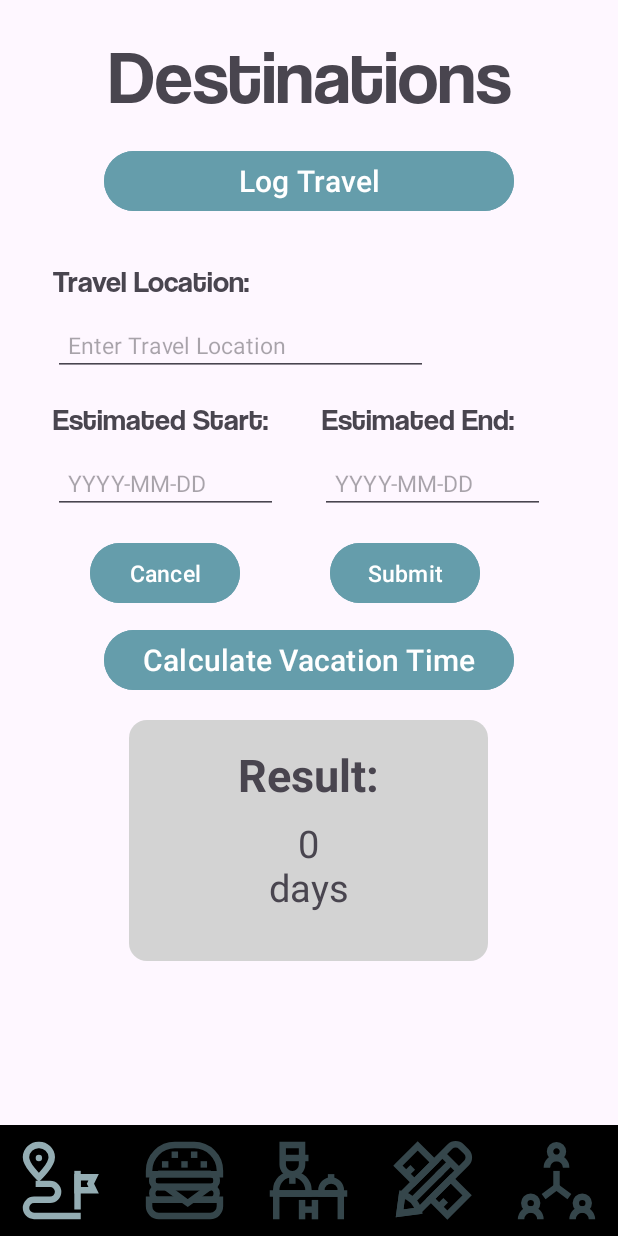
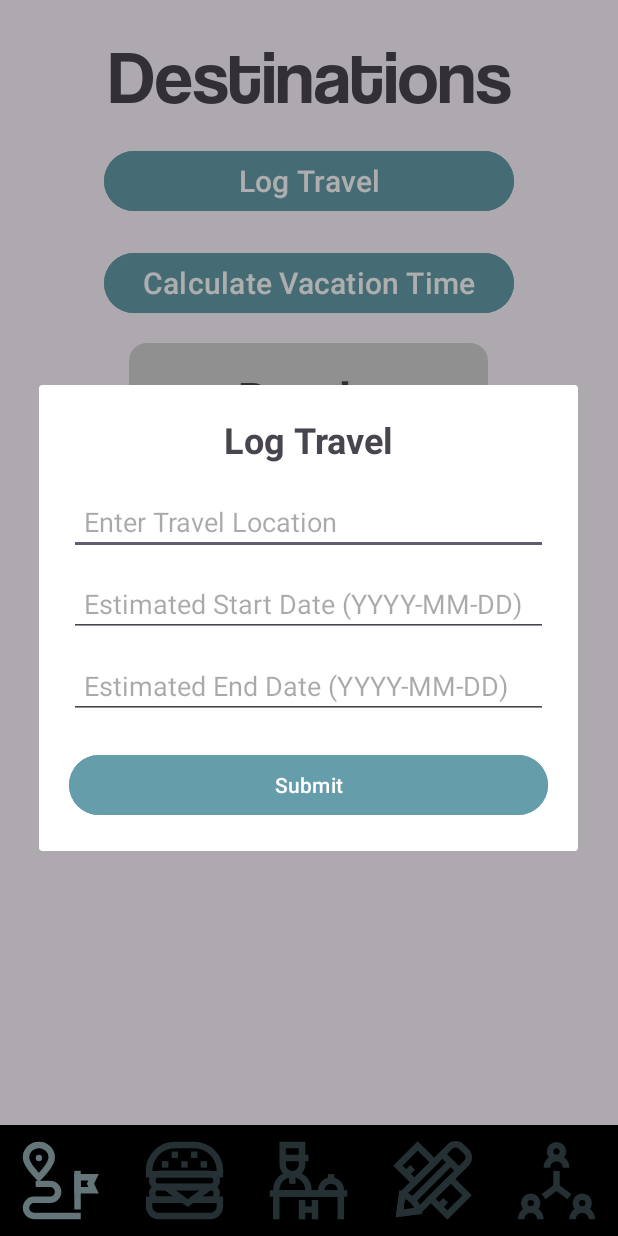
Before and after one commit to sam-i-am012/WanderSync, an Android app: the DestinationsActivity screen opened directly, with no data from a screen before it, after a tap on "Log Travel", on a phone screen of 412 x 824 dp. Run offline under Robolectric (Android 15) with nearby library versions, the phone set to English and light mode, and no system bars; our stand-ins replace Firebase (no records; nobody signed in at launch, a user with empty details on screens opened directly).

Commit message:
log travel button is a pop out dialog now

```diff
--- a/app/build.gradle
+++ b/app/build.gradle
@@ -68,4 +68,8 @@ dependencies {
     androidTestImplementation 'androidx.test:runner:1.5.0' // Test runner
     androidTestImplementation 'androidx.test:rules:1.5.0' // Test rules
     implementation 'com.github.PhilJay:MPAndroidChart:v3.1.0'
+
+    // for date picker
+    implementation 'com.google.android.material:material:1.6.1'
+
 }
--- a/app/src/main/java/com/example/wanderSync/view/DestinationsActivity.java
+++ b/app/src/main/java/com/example/wanderSync/view/DestinationsActivity.java
@@ -3,6 +3,7 @@ package com.example.wanderSync.view;
 import android.annotation.SuppressLint;
 import android.content.Intent;
 import android.os.Bundle;
+import android.view.LayoutInflater;
 import android.view.View;
 import android.widget.Button;
 import android.widget.EditText;
@@ -10,6 +11,7 @@ import android.widget.ImageButton;
 import android.widget.TextView;
 import android.widget.Toast;
 
+import androidx.appcompat.app.AlertDialog;
 import androidx.appcompat.app.AppCompatActivity;
 import androidx.lifecycle.Observer;
 import androidx.lifecycle.ViewModelProvider;
@@ -25,36 +27,27 @@ import com.example.wanderSync.view.dining.DiningEstablishmentsActivity;
 import com.example.wanderSync.view.travelCommunity.TravelCommunityActivity;
 import com.example.wanderSync.viewmodel.DestinationsViewModel;
 import com.example.wandersync.R;
+import com.google.android.material.datepicker.MaterialDatePicker;
 import com.google.firebase.auth.FirebaseAuth;
 import com.google.firebase.auth.FirebaseUser;
 import com.example.wanderSync.model.Result;
 
+import java.text.SimpleDateFormat;
 import java.time.LocalDate;
 import java.time.format.DateTimeFormatter;
 import java.time.temporal.ChronoUnit;
 import java.util.ArrayList;
 import java.util.Arrays;
+import java.util.Date;
+import java.util.Locale;
 
 public class DestinationsActivity extends AppCompatActivity {
-
-    private ImageButton diningEstablishmentsButton;
-    private ImageButton accommodationsButton;
-    private ImageButton logisticsButton;
-    private ImageButton travelCommunityButton;
     private Button calcVacationTimeButton;
+    private EditText durationET;
     private EditText startDateET;
     private EditText endDateET;
-    private EditText durationET;
     private Button calculateButton;
     private Button logTravelButton;
-    private TextView travelLocationTV;
-    private EditText travelLocationET;
-    private TextView estimatedStartTV;
-    private EditText estimatedStartET;
-    private TextView estimatedEndTV;
-    private EditText estimatedEndET;
-    private Button cancelButton;
-    private Button submitButton;
     private View resultLayout;
 
     private RecyclerView recyclerView;
@@ -68,106 +61,135 @@ public class DestinationsActivity extends AppCompatActivity {
     protected void onCreate(Bundle savedInstanceState) {
         super.onCreate(savedInstanceState);
         setContentView(R.layout.activity_destinations);
+
+        initViews(); // helper method to initialize views
+
+        // populate the database and fetch logs
         travelLogManager.prepopulateDatabase();
 
-        initViews();
-        setupRecyclerView();
-        initializeViewModel();
-        setupAuthDependentLogic();
-        observeViewModel();
-        setupTravelLogButtons();
-        setupVacationTimeButtons();
-        navButtonsLogic(); // helper method for navigation buttons
-    }
-
-    private void setupRecyclerView() {
+        // RecyclerView
         recyclerView = findViewById(R.id.recyclerView);
         recyclerView.setLayoutManager(new LinearLayoutManager(this));
-    }
 
-    private void initializeViewModel() {
         viewModel = new ViewModelProvider(this).get(DestinationsViewModel.class);
-        viewModel.loadTripDays();
-    }
 
-    private void setupAuthDependentLogic() {
-        FirebaseUser currentUser = FirebaseAuth.getInstance().getCurrentUser();
-        if (currentUser != null) {
+        // after auth
+        if (FirebaseAuth.getInstance().getCurrentUser() != null) {
             viewModel.fetchTravelLogsForCurrentUser();
             viewModel.fetchLastFiveTravelLogsForCurrentUser();
         }
+
+        // observe things from the view model
+        viewModelObserver(); // helper method to observe all live data from view model
+        viewModel.loadTripDays();
+
+        logTravelButton.setOnClickListener(v -> {
+            logTravelButtonLogic();
+        });
+
+
+        // --------------- calculate vacation time functionality ----------
+        calcVacationTimeButton.setOnClickListener(v -> {
+            if (startDateET.getVisibility() == View.GONE) {
+                // make dialog elements visible
+                for (EditText editText : Arrays.asList(startDateET, endDateET, durationET)) {
+                    editText.setVisibility(View.VISIBLE);
+                }
+                calculateButton.setVisibility(View.VISIBLE);
+            } else {
+                // Hide dialog elements
+                for (EditText editText : Arrays.asList(startDateET, endDateET, durationET)) {
+                    editText.setVisibility(View.GONE);
+                }
+                calculateButton.setVisibility(View.GONE);
+                resultLayout.setVisibility(View.GONE);
+            }
+        });
+
+        calculateButton.setOnClickListener(view -> {
+            // helper method to calculate and give a toast message if there's an error
+            calculateVacationDaysHelper();
+        });
+
+        // logic for navigation buttons
+        navButtonsLogic();
     }
 
-    private void observeViewModel() {
-        viewModelObserver(); // Helper method to observe all LiveData from the ViewModel
+    private void logTravelButtonLogic() {
+        // Inflate dialog layout
+        View dialogView = LayoutInflater.from(this).inflate(R.layout.dialog_log_travel, null);
+
+        // Initialize views
+        EditText travelLocationET = dialogView.findViewById(R.id.dialog_travelLocation);
+        EditText estimatedStartET = dialogView.findViewById(R.id.dialog_startDate);
+        EditText estimatedEndET = dialogView.findViewById(R.id.dialog_endDate);
+        Button submitButton = dialogView.findViewById(R.id.dialog_submitButton);
+
+        // Create AlertDialog
+        AlertDialog logTravelDialog = new AlertDialog.Builder(this)
+                .setView(dialogView)
+                .setCancelable(true)
+                .create();
+
+        // Submit button logic
+        submitButton.setOnClickListener(submitView -> {
+            // Create a new TravelLog object and validate it before adding
+            FirebaseUser user = FirebaseAuth.getInstance().getCurrentUser();
+            if (user == null) {
+                return;
             }
-
-    private void setupTravelLogButtons() {
-        logTravelButton.setOnClickListener(v -> logTravelBtnVisibility());
-
-        cancelButton.setOnClickListener(v -> hideTravelLogInputs());
-
-        submitButton.setOnClickListener(v -> handleSubmitTravelLog());
-    }
-
-    private void hideTravelLogInputs() {
-        for (TextView textView : Arrays.asList(travelLocationTV, estimatedStartTV, estimatedEndTV)) {
-            textView.setVisibility(View.GONE);
-        }
-        for (EditText editText : Arrays.asList(travelLocationET, estimatedStartET, estimatedEndET)) {
-            editText.setVisibility(View.GONE);
-        }
-        cancelButton.setVisibility(View.GONE);
-        submitButton.setVisibility(View.GONE);
-    }
-
-    private void handleSubmitTravelLog() {
-        FirebaseUser user = FirebaseAuth.getInstance().getCurrentUser();
-        if (user == null) return;
 
             String userId = user.getUid();
             String destination = travelLocationET.getText().toString().trim();
             String startDate = estimatedStartET.getText().toString().trim();
             String endDate = estimatedEndET.getText().toString().trim();
 
-        if (!validateTravelLogFields(destination, startDate, endDate)) return;
+            // Validation logic
+            if (TravelLogValidator.areFieldsEmpty(destination, startDate, endDate)) {
+                Toast.makeText(getApplicationContext(), "Please fill in all fields",
+                        Toast.LENGTH_SHORT).show();
+                return;
+            } else if (TravelLogValidator.isDateFormatInvalid(startDate)
+                    || TravelLogValidator.isDateFormatInvalid(endDate)
+                    || TravelLogValidator.calculateDays(startDate, endDate) < 0) {
+                Toast.makeText(getApplicationContext(), "Please enter valid dates (YYYY-MM-DD)",
+                        Toast.LENGTH_SHORT).show();
+                return;
+            }
 
             TravelLog newLog = new TravelLog(userId, destination, startDate, endDate,
                     new ArrayList<>(), new ArrayList<>());
 
+            // Add the new log directly to the adapter and update total days
             adapter.addLog(newLog);
-        clearInputFields();
+
+            // Clear the input fields
+            travelLocationET.setText("");
+            estimatedStartET.setText("");
+            estimatedEndET.setText("");
+
+            // Add the log to the ViewModel/database asynchronously
             viewModel.addTravelLog(newLog);
+
+            logTravelDialog.dismiss();
+        });
+
+        logTravelDialog.show();
     }
 
-    private boolean validateTravelLogFields(String destination, String startDate, String endDate) {
-        if (TravelLogValidator.areFieldsEmpty(destination, startDate, endDate)) {
-            Toast.makeText(getApplicationContext(), "Please fill in all fields", Toast.LENGTH_SHORT).show();
-            return false;
-        }
-        if (TravelLogValidator.isDateFormatInvalid(startDate)
-                || TravelLogValidator.isDateFormatInvalid(endDate)
-                || TravelLogValidator.calculateDays(startDate, endDate) < 0) {
-            Toast.makeText(getApplicationContext(), "Please enter valid dates (YYYY-MM-DD)", Toast.LENGTH_SHORT).show();
-            return false;
-        }
-        return true;
-    }
+    private void initViews() {
+        calcVacationTimeButton = findViewById(R.id.calcVacationTimeButton);
 
-    private void setupVacationTimeButtons() {
-        calcVacationTimeButton.setOnClickListener(v -> toggleVacationTimeInputs());
-        calculateButton.setOnClickListener(view -> calculateVacationDaysHelper());
-    }
+        durationET = findViewById(R.id.durationET);
+        calculateButton = findViewById(R.id.calculateButton);
+        logTravelButton = findViewById(R.id.logTravelButton);
 
-    private void toggleVacationTimeInputs() {
-        boolean isHidden = startDateET.getVisibility() == View.GONE;
-        int visibility = isHidden ? View.VISIBLE : View.GONE;
+        startDateET = findViewById(R.id.startDateET);
+        endDateET = findViewById(R.id.endDateET);
 
-        for (EditText editText : Arrays.asList(startDateET, endDateET, durationET)) {
-            editText.setVisibility(visibility);
-        }
-        calculateButton.setVisibility(visibility);
-        if (!isHidden) resultLayout.setVisibility(View.GONE);
+
+        // resetButton = findViewById(R.id.resetButton);
+        resultLayout = findViewById(R.id.resultLayout);
     }
 
     private void calculateVacationDaysHelper() {
@@ -236,38 +258,12 @@ public class DestinationsActivity extends AppCompatActivity {
         }
     }
 
-    private void logTravelBtnVisibility() {
-        if (travelLocationTV.getVisibility() == View.GONE) {
-            // make dialog elements visible
-            for (TextView textView : Arrays.asList(travelLocationTV, estimatedStartTV,
-                    estimatedEndTV)) {
-                textView.setVisibility(View.VISIBLE);
-            }
-            for (EditText editText : Arrays.asList(travelLocationET, estimatedStartET,
-                    estimatedEndET)) {
-                editText.setVisibility(View.VISIBLE);
-            }
-            cancelButton.setVisibility(View.VISIBLE);
-            submitButton.setVisibility(View.VISIBLE);
-        } else {
-            // hide the dialog elements
-            for (TextView textView : Arrays.asList(travelLocationTV, estimatedStartTV,
-                    estimatedEndTV)) {
-                textView.setVisibility(View.GONE);
-            }
-            for (EditText editText : Arrays.asList(travelLocationET, estimatedStartET,
-                    estimatedEndET)) {
-                editText.setVisibility(View.GONE);
-            }
-            cancelButton.setVisibility(View.GONE);
-            submitButton.setVisibility(View.GONE);
-            // Initially set result layout to not visible
-            resultLayout.setVisibility(View.VISIBLE);
+    private void navButtonsLogic() {
+        ImageButton diningEstablishmentsButton = findViewById(R.id.diningEstablishmentsButton);
+        ImageButton accommodationsButton = findViewById(R.id.accommodationsButton);
+        ImageButton logisticsButton = findViewById(R.id.logisticsButton);
+        ImageButton travelCommunityButton = findViewById(R.id.travelCommunityButton);
 
-        }
-    }
-
-    private void navButtonsLogic() {
         // Handle navigation bar button presses
         diningEstablishmentsButton.setOnClickListener(view -> {
             Intent diningEstablishmentsIntent = new Intent(DestinationsActivity.this,
@@ -296,7 +292,9 @@ public class DestinationsActivity extends AppCompatActivity {
 
     private void viewModelObserver() {
         // observe getTravelLogs
-        viewModel.getTravelLogs().observe(this, travelLogs -> adapterAll = new TravelLogAdapter(travelLogs));
+        viewModel.getTravelLogs().observe(this, travelLogs -> {
+            adapterAll = new TravelLogAdapter(travelLogs);
+        });
 
         // observe getPlannedDaysLiveData
         viewModel.getPlannedDaysLiveData().observe(this, new Observer<Integer>() {
@@ -323,70 +321,6 @@ public class DestinationsActivity extends AppCompatActivity {
         resultText.setText(totalDays + "\n" + "days");
     }
 
-    // following is implemented again in travelLog validator to ensure testing is correct
-    private boolean isDateFormatInvalid(String date) {
-        // Regular expression to match the format YYYY-MM-DD
-        String datePattern = "^\\d{4}-\\d{2}-\\d{2}$";
-
-        // Check if the date matches the pattern
-        if (!date.matches(datePattern)) {
-            return true;
-        }
-
-        // Additional validation for valid date values
-        String[] parts = date.split("-");
-        int year = Integer.parseInt(parts[0]);
-        int month = Integer.parseInt(parts[1]);
-        int day = Integer.parseInt(parts[2]);
-
-        // Check for valid month
-        if (month < 1 || month > 12) {
-            return true;
-        }
-
-        // Check for valid day based on the month
-        switch (month) {
-        case 1: case 3: case 5: case 7: case 8: case 10: case 12:
-            return day < 1 || day > 31;
-        case 4: case 6: case 9: case 11:
-            return day < 1 || day > 30;
-        case 2:
-            // Leap year check
-            boolean isLeapYear = (year % 4 == 0 && year % 100 != 0) || (year % 400 == 0);
-            return day < 1 || day > (isLeapYear ? 29 : 28);
-        default:
-            return true;
-        }
-    }
-
-    private void initViews() {
-        diningEstablishmentsButton = findViewById(R.id.diningEstablishmentsButton);
-        accommodationsButton = findViewById(R.id.accommodationsButton);
-        logisticsButton = findViewById(R.id.logisticsButton);
-        travelCommunityButton = findViewById(R.id.travelCommunityButton);
-        calcVacationTimeButton = findViewById(R.id.calcVacationTimeButton);
-        startDateET = findViewById(R.id.startDateET);
-        endDateET = findViewById(R.id.endDateET);
-        durationET = findViewById(R.id.durationET);
-        calculateButton = findViewById(R.id.calculateButton);
-        logTravelButton = findViewById(R.id.logTravelButton);
-        travelLocationTV = findViewById(R.id.travelLocationsTV);
-        travelLocationET = findViewById(R.id.travelLocationsET);
-        estimatedStartTV = findViewById(R.id.estimatedStartTV);
-        estimatedStartET = findViewById(R.id.estimatedStartET);
-        estimatedEndTV = findViewById(R.id.estimatedEndTV);
-        estimatedEndET = findViewById(R.id.estimatedEndET);
-        cancelButton = findViewById(R.id.cancelButton);
-        submitButton = findViewById(R.id.submitButton);
-        resultLayout = findViewById(R.id.resultLayout);
-    }
-
-    private void clearInputFields() {
-        travelLocationET.setText("");
-        estimatedStartET.setText("");
-        estimatedEndET.setText("");
-    }
-
     @SuppressLint("NewApi")
     private int calculateDays(String startDate, String endDate) {
         DateTimeFormatter formatter = DateTimeFormatter.ofPattern("yyyy-MM-dd");
--- a/app/src/main/java/com/example/wanderSync/view/collabNotes/CollabNotesActivity.java
+++ b/app/src/main/java/com/example/wanderSync/view/collabNotes/CollabNotesActivity.java
@@ -59,14 +59,10 @@ public class CollabNotesActivity extends AppCompatActivity {
         notesAdapter = new NotesAdapter(new ArrayList<>());
         notesRecyclerView.setAdapter(notesAdapter);
 
-
-
-
         RecyclerView collaboratorsRecyclerView = findViewById(R.id.collaboratorsRecyclerView);
         collaboratorsAdapter = new CollaboratorsAdapter(new ArrayList<>());
         collaboratorsRecyclerView.setAdapter(collaboratorsAdapter);
         collaboratorsRecyclerView.setLayoutManager(new LinearLayoutManager(this));
-
 
         ImageButton diningEstablishmentsButton = findViewById(R.id.diningEstablishmentsButton);
         ImageButton destinationsButton = findViewById(R.id.destinationsButton);
--- a/app/src/main/java/com/example/wanderSync/viewmodel/DestinationsViewModel.java
+++ b/app/src/main/java/com/example/wanderSync/viewmodel/DestinationsViewModel.java
@@ -34,11 +34,7 @@ public class DestinationsViewModel extends ViewModel {
 
 
     public void fetchTravelLogsForCurrentUser() {
-        FirebaseUser user = FirebaseAuth.getInstance().getCurrentUser();
-        if (user == null) {
-            return;
-        }
-        String userId = user.getUid();
+        String userId = FirestoreSingleton.getInstance().getCurrentUserId();
         travelLogs = travelLogManager.getTravelLogsByUser(userId);
     }
 
@@ -48,11 +44,7 @@ public class DestinationsViewModel extends ViewModel {
 
     // for only getting the last five entries
     public void fetchLastFiveTravelLogsForCurrentUser() {
-        FirebaseUser user = FirebaseAuth.getInstance().getCurrentUser();
-        if (user == null) {
-            return;
-        }
-        String userId = user.getUid();
+        String userId = FirestoreSingleton.getInstance().getCurrentUserId();
         Log.d("Firestore", "Fetching travel logs for user: " + userId);
         lastFivetravelLogs = travelLogManager.getLastFiveTravelLogsByUser(userId);
     }
--- /dev/null
+++ b/app/src/main/res/layout/dialog_log_travel.xml
@@ -0,0 +1,55 @@
+<!-- res/layout/dialog_log_travel.xml -->
+<LinearLayout xmlns:android="http://schemas.android.com/apk/res/android"
+    android:layout_width="match_parent"
+    android:layout_height="wrap_content"
+    android:orientation="vertical"
+    android:padding="20dp">
+
+    <TextView
+        android:layout_width="match_parent"
+        android:layout_height="wrap_content"
+        android:text="Log Travel"
+        android:textSize="24sp"
+        android:textStyle="bold"
+        android:gravity="center"
+        android:layout_marginBottom="16dp" />
+
+    <EditText
+        android:id="@+id/dialog_travelLocation"
+        android:layout_width="match_parent"
+        android:layout_height="wrap_content"
+        android:hint="Enter Travel Location"
+        android:padding="10dp" />
+
+    <EditText
+        android:id="@+id/dialog_startDate"
+        android:layout_width="match_parent"
+        android:layout_height="wrap_content"
+        android:hint="Estimated Start Date (YYYY-MM-DD)"
+        android:padding="10dp"
+        android:layout_marginTop="10dp" />
+
+    <EditText
+        android:id="@+id/dialog_endDate"
+        android:layout_width="match_parent"
+        android:layout_height="wrap_content"
+        android:hint="Estimated End Date (YYYY-MM-DD)"
+        android:padding="10dp"
+        android:layout_marginTop="10dp" />
+
+    <LinearLayout
+        android:layout_width="match_parent"
+        android:layout_height="wrap_content"
+        android:orientation="horizontal"
+        android:layout_marginTop="20dp">
+
+
+        <Button
+            android:id="@+id/dialog_submitButton"
+            android:layout_width="0dp"
+            android:layout_height="wrap_content"
+            android:text="Submit"
+            android:backgroundTint="@color/bluegray"
+            android:layout_weight="1" />
+    </LinearLayout>
+</LinearLayout>
```
Lines whose indentation alone changed are shown as unchanged.
